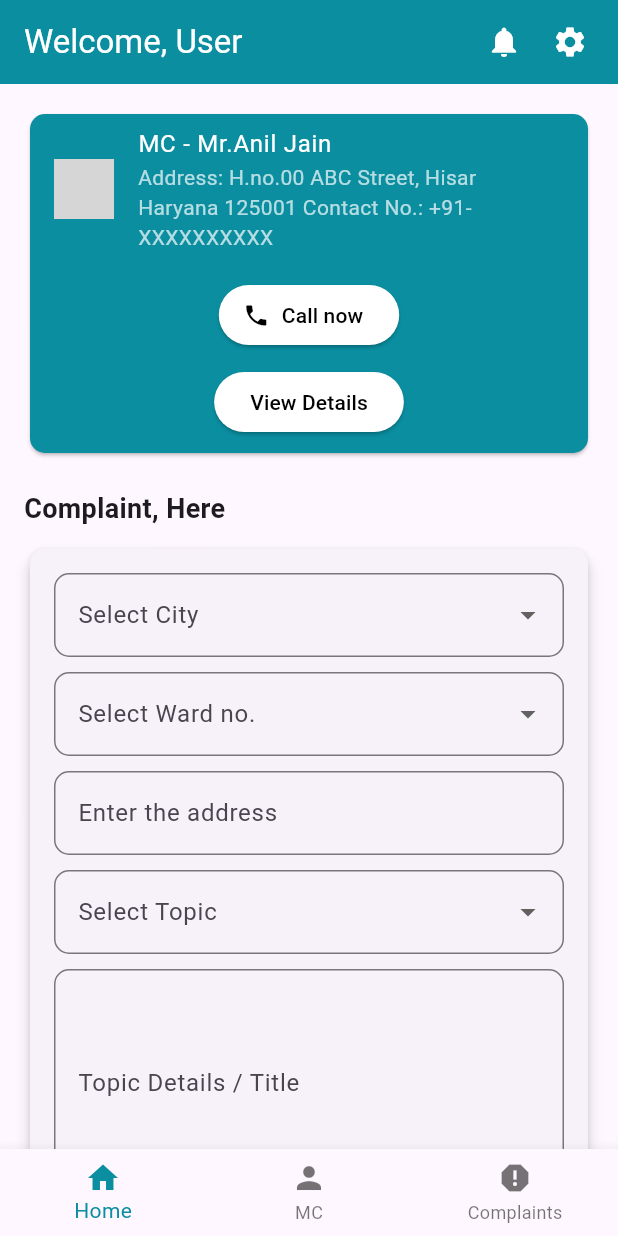
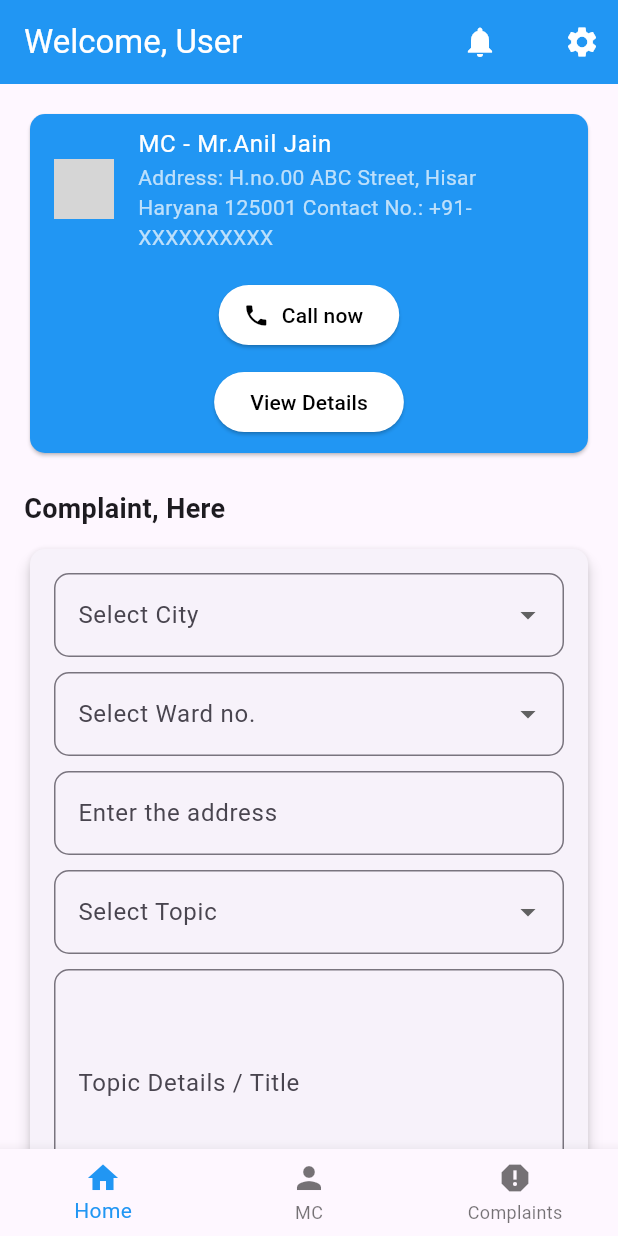
Before and after one commit to rana-shekhar/SmartMuncipal, a Flutter app: the screen it shows after launch, on a phone screen of 412 x 824 dp. Run offline on Flutter 3.47's test engine with Material 3 defaults, Android fonts, the phone set to English and light mode, and no system bars; our stand-ins replace cloud_firestore, firebase_auth, firebase_core, lottie; accounts and stored records are empty; network calls fail; grey boxes are pictures that could not be loaded.

```diff
--- /dev/null
+++ b/devtools_options.yaml
@@ -0,0 +1,3 @@
+description: This file stores settings for Dart & Flutter DevTools.
+documentation: https://docs.flutter.dev/tools/devtools/extensions#configure-extension-enablement-states
+extensions:
--- a/lib/home_screen.dart
+++ b/lib/home_screen.dart
@@ -1,17 +1,16 @@
+// import 'dart:js_interop';
+
+import 'package:cloud_firestore/cloud_firestore.dart';
+import 'package:firebase_auth/firebase_auth.dart';
 import 'package:flutter/material.dart';
+import 'package:flutter_application_1/auth_check.dart';
 import 'package:flutter_application_1/complaint_details.dart';
+import 'package:flutter_application_1/model/data.dart';
 import 'package:flutter_application_1/providers/data_provider.dart';
 import 'package:provider/provider.dart';
 
 class HomeScreen extends StatelessWidget {
-  // final _cities = ['Select City', 'Hisar', 'Delhi', 'Mumbai'];
-  // final _wards = ['Select Ward no.', 'Ward 1', 'Ward 2', 'Ward 3'];
-  // final _topics = [
-  //   'Select Topic',
-  //   'Road Damage',
-  //   'Garbage Issue',
-  //   'Water Problem'
-  // ];
+  const HomeScreen({super.key});
 
   @override
   Widget build(BuildContext context) {
@@ -21,23 +20,83 @@ class HomeScreen extends StatelessWidget {
     bool keepAnonymous = false;
     String? selectedWard;
     final List<String> wards = context.read<DataProvider>().items;
-    final List<String> _cities = context.read<DataProvider>().cities;
-    final List<String> _topics = context.read<DataProvider>().topics;
+    final List<String> cities = context.read<DataProvider>().cities;
+    final List<String> topics = context.read<DataProvider>().topics;
+    TextEditingController cityController = TextEditingController();
+    TextEditingController wardController = TextEditingController();
+    TextEditingController addressController = TextEditingController();
+    TextEditingController topicController = TextEditingController();
+    TextEditingController descriptionController = TextEditingController();
+    final formKey = GlobalKey<FormState>();
+
+    void registerComplaint() async {
+      if (formKey.currentState!.validate()) {
+        Complaint complaint = Complaint(
+          city: cityController.text,
+          ward: wardController.text,
+          address: addressController.text,
+          topic: topicController.text,
+          description: descriptionController.text,
+        );
+        await FirebaseFirestore.instance
+            .collection("complaints")
+            .add(complaint.toMap());
+        ScaffoldMessenger.of(context).showSnackBar(
+          const SnackBar(content: Text("🎯 Complaint Registered")),
+        );
+      }
+    }
+
     return Scaffold(
       appBar: AppBar(
-        backgroundColor: const Color(0xFF0A8EA0),
+        automaticallyImplyLeading: false,
+        backgroundColor: Colors.blue,
         title:
             const Text('Welcome, User', style: TextStyle(color: Colors.white)),
-        actions: const [
-          Icon(Icons.notifications, color: Colors.white),
-          SizedBox(width: 20),
-          Icon(Icons.settings, color: Colors.white),
-          SizedBox(width: 20),
+        actions: [
+          const IconButton(
+            onPressed: null,
+            icon: Icon(Icons.notifications, color: Colors.white),
+          ),
+          const SizedBox(width: 20),
+          Builder(
+            builder: (context) => IconButton(
+              onPressed: () {
+                Scaffold.of(context)
+                    .openEndDrawer(); // Left se drawer open hoga
+              },
+              icon: const Icon(Icons.settings, color: Colors.white),
+            ),
+          ),
         ],
+      ),
+      endDrawer: Drawer(
+        child: ListView(
+          padding: EdgeInsets.zero,
+          children: [
+            const DrawerHeader(
+              decoration: BoxDecoration(
+                color: Colors.blue,
+              ),
+              child: Text(
+                'Settings Menu',
+                style: TextStyle(color: Colors.white, fontSize: 24),
+              ),
+            ),
+            ListTile(
+              title: const Text('Profile'),
+              onTap: () {},
+            ),
+            ListTile(
+              title: const Text('Logout'),
+              onTap: () {},
+            ),
+          ],
+        ),
       ),
       bottomNavigationBar: BottomNavigationBar(
         currentIndex: 0,
-        selectedItemColor: const Color(0xFF0A8EA0),
+        selectedItemColor: Colors.blue,
         items: const [
           BottomNavigationBarItem(icon: Icon(Icons.home), label: 'Home'),
           BottomNavigationBarItem(icon: Icon(Icons.person), label: 'MC'),
@@ -47,11 +106,13 @@ class HomeScreen extends StatelessWidget {
       ),
       body: SingleChildScrollView(
         padding: const EdgeInsets.all(16),
+        child: Form(
+          key: formKey,
           child: Column(
             crossAxisAlignment: CrossAxisAlignment.start,
             children: [
               Card(
-              color: const Color(0xFF0A8EA0),
+                color: Colors.blue,
                 shape: RoundedRectangleBorder(
                   borderRadius: BorderRadius.circular(10),
                 ),
@@ -86,11 +147,11 @@ class HomeScreen extends StatelessWidget {
                           const SizedBox(height: 10),
                           ElevatedButton(
                             onPressed: () {},
-                          child: const Text('View Details',
-                              style: TextStyle(color: Colors.black)),
                             style: ElevatedButton.styleFrom(
                               backgroundColor: Colors.white,
                             ),
+                            child: const Text('View Details',
+                                style: TextStyle(color: Colors.black)),
                           ),
                         ],
                       ),
@@ -112,10 +173,13 @@ class HomeScreen extends StatelessWidget {
                     children: [
                       DropdownButtonFormField(
                         value: selectedCity,
-                      items: _cities.map((city) {
-                        return DropdownMenuItem(value: city, child: Text(city));
+                        items: cities.map((city) {
+                          return DropdownMenuItem(
+                              value: city, child: Text(city));
                         }).toList(),
-                      onChanged: (value) {},
+                        onChanged: (value) {
+                          selectedCity = value.toString();
+                        },
                         decoration: InputDecoration(
                             labelText: 'Select City',
                             border: OutlineInputBorder(
@@ -126,16 +190,20 @@ class HomeScreen extends StatelessWidget {
                       DropdownButtonFormField(
                         value: selectedWard,
                         items: wards.map((ward) {
-                        return DropdownMenuItem(value: ward, child: Text(ward));
+                          return DropdownMenuItem(
+                              value: ward, child: Text(ward));
                         }).toList(),
-                      onChanged: (value) {},
-                      decoration:
-                          InputDecoration(labelText: 'Select Ward no.',
+                        onChanged: (value) {
+                          selectedWard = value.toString();
+                        },
+                        decoration: InputDecoration(
+                            labelText: 'Select Ward no.',
                             border: OutlineInputBorder(
                                 borderRadius: BorderRadius.circular(10))),
                       ),
                       const SizedBox(height: 10),
                       TextField(
+                        controller: addressController,
                         decoration: InputDecoration(
                           labelText: 'Enter the address',
                           border: OutlineInputBorder(
@@ -147,11 +215,13 @@ class HomeScreen extends StatelessWidget {
                       DropdownButtonFormField(
                         borderRadius: BorderRadius.circular(10),
                         value: selectedTopic,
-                      items: _topics.map((topic) {
+                        items: topics.map((topic) {
                           return DropdownMenuItem(
                               value: topic, child: Text(topic));
                         }).toList(),
-                      onChanged: (value) {},
+                        onChanged: (value) {
+                          selectedTopic = value.toString();
+                        },
                         decoration: InputDecoration(
                             labelText: 'Select Topic',
                             border: OutlineInputBorder(
@@ -172,18 +242,25 @@ class HomeScreen extends StatelessWidget {
                         children: [
                           Checkbox(
                             value: keepAnonymous,
-                          onChanged: (value) {},
+                            onChanged: (value) {
+                              keepAnonymous = value!;
+                            },
                           ),
                           const Text('Keep Anonymous'),
                         ],
                       ),
                       const SizedBox(height: 10),
                       ElevatedButton(
-                      onPressed: () {},
-                      child: const Text('Raise Complaint'),
+                        onPressed: registerComplaint,
                         style: ElevatedButton.styleFrom(
-                        backgroundColor: const Color(0xFF0A8EA0),
+                          backgroundColor: Colors.blue,
                           minimumSize: const Size(double.infinity, 50),
+                        ),
+                        child: const Text(
+                          'Raise Complaint',
+                          style: TextStyle(
+                            color: Colors.white,
+                          ),
                         ),
                       ),
                     ],
@@ -195,8 +272,15 @@ class HomeScreen extends StatelessWidget {
                   style: TextStyle(fontSize: 18, fontWeight: FontWeight.bold)),
               Align(
                 alignment: Alignment.topRight,
-              child:
-                  TextButton(onPressed: () {}, child: const Text('view all')),
+                child: TextButton(
+                    onPressed: () {
+                      FirebaseAuth.instance.signOut();
+                      Navigator.pushReplacement(
+                          context,
+                          MaterialPageRoute(
+                              builder: (context) => const AuthCheck()));
+                    },
+                    child: const Text('view all')),
               ),
               GridView.builder(
                 shrinkWrap: true,
@@ -222,12 +306,13 @@ class HomeScreen extends StatelessWidget {
                       child: Column(
                         children: [
                           Image.network(
-                          'https://via.placeholder.com/150',
+                            'https://encrypted-tbn0.gstatic.com/images?q=tbn:ANd9GcSEzuF76aExMemVM_FESKsa3aPmFmusr8ApFw&s',
                             height: 100,
                             width: double.infinity,
                             fit: BoxFit.cover,
                           ),
-                        const ListTile(
+                          const Expanded(
+                            child: ListTile(
                               title: Text('Road Damage'),
                               subtitle: Column(
                                 crossAxisAlignment: CrossAxisAlignment.start,
@@ -236,6 +321,7 @@ class HomeScreen extends StatelessWidget {
                                   Text('Ward no.2'),
                                   Text('In-Progress'),
                                 ],
+                              ),
                             ),
                           ),
                         ],
@@ -247,6 +333,7 @@ class HomeScreen extends StatelessWidget {
             ],
           ),
         ),
+      ),
     );
   }
 }
--- a/lib/login_page.dart
+++ b/lib/login_page.dart
@@ -58,7 +58,7 @@ class LoginPage extends StatelessWidget {
                 onPressed: () {
                   Navigator.push(
                     context,
-                    MaterialPageRoute(builder: (context) =>  HomeScreen()),
+                    MaterialPageRoute(builder: (context) =>  const HomeScreen()),
                   );
                 },
                 style: ElevatedButton.styleFrom(
--- a/lib/main.dart
+++ b/lib/main.dart
@@ -2,7 +2,6 @@ import 'package:flutter/material.dart';
 
 import 'package:firebase_core/firebase_core.dart';
 import 'package:flutter_application_1/home_screen.dart';
-import 'package:flutter_application_1/login_page.dart';
 import 'package:flutter_application_1/providers/data_provider.dart';
 import 'package:provider/provider.dart';
 // import 'package:flutter_application_1/register_page.dart';
@@ -35,7 +34,7 @@ class MyApp extends StatelessWidget {
       theme: ThemeData(
         primarySwatch: Colors.blue,
       ),
-      home:   HomeScreen(),
+      home:   const HomeScreen(),
     );
   }
 }
--- a/lib/model/data.dart
+++ b/lib/model/data.dart
@@ -30,3 +30,28 @@ class UserModel {
     };
   }
 }
+
+class Complaint {
+  String city;
+  String ward;
+  String address;
+  String topic;
+  String description;
+
+  Complaint({
+    required this.city,
+    required this.ward,
+    required this.address,
+    required this.topic,
+    required this.description,
+  });
+  Map<String, dynamic> toMap() {
+    return {
+      "city": city,
+      "ward": ward,
+      "address": address,
+      "topic": topic,
+      "description": description,
+    };
+  }
+}
--- a/lib/register_page.dart
+++ b/lib/register_page.dart
@@ -63,7 +63,7 @@ class _RegistrationScreenState extends State<RegistrationScreen> {
                   Navigator.pop(context);
                   Navigator.pushReplacement(
                     context,
-                    MaterialPageRoute(builder: (context) =>  HomeScreen()),
+                    MaterialPageRoute(builder: (context) =>  const HomeScreen()),
                   );
                 },
                 child: const Text("OK"),
--- a/pubspec.yaml
+++ b/pubspec.yaml
@@ -65,6 +65,8 @@ flutter:
   assets:
     - assets/Animation_1741066321450.json
 
+
+
   # The following line ensures that the Material Icons font is
   # included with your application, so that you can use the icons in
   # the material Icons class.
```
Also changed, not shown: lib/auth_check.dart (added, +74 -0 lines), lib/otp_page.dart (+7 -27 lines), 1 other file. Lines whose indentation alone changed are shown as unchanged.
